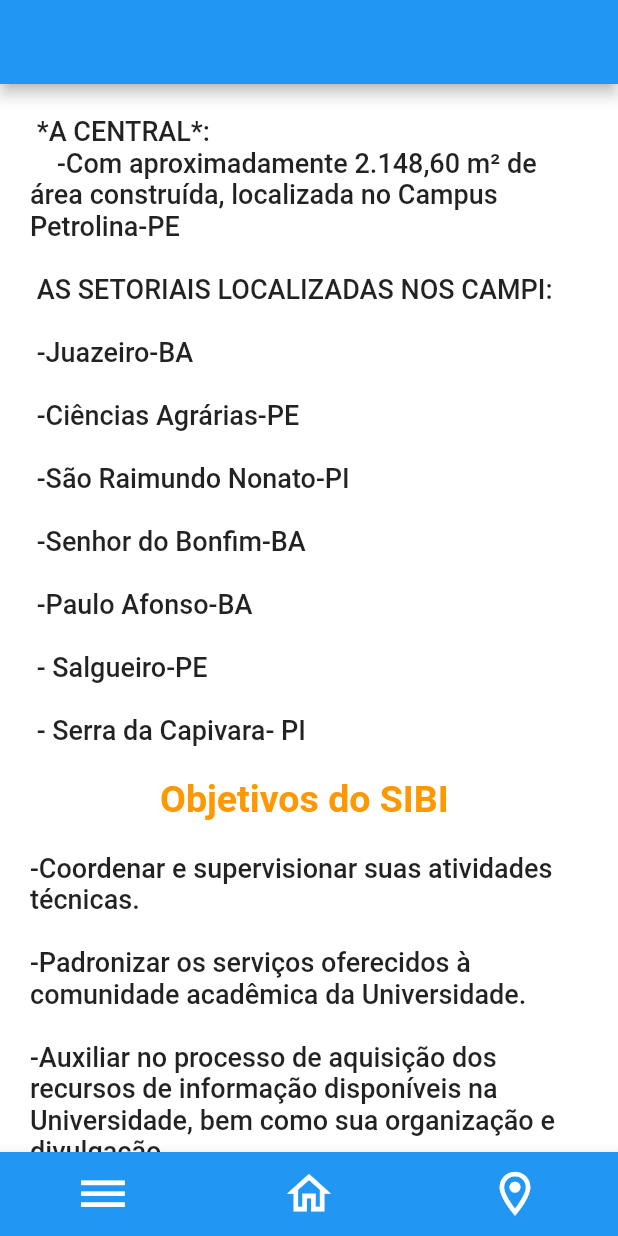
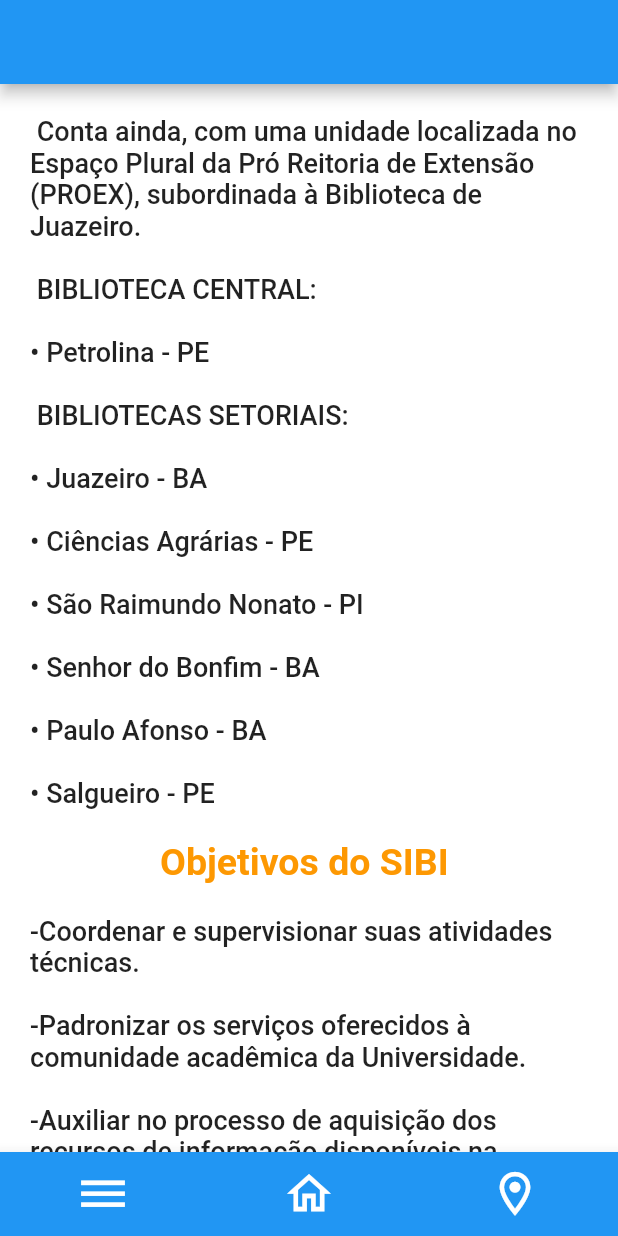
Before and after one commit to aureliodeboa/AplicativoSIBI, a Flutter app: the screen it shows after launch, scrolled down 576 dp, on a phone screen of 412 x 824 dp. Run offline on Flutter 3.47's test engine with Material 2 defaults, Android fonts, the phone set to English and light mode, and no system bars; our stand-ins replace youtube_player_flutter.

Commit message:
ajuste textual

```diff
--- a/lib/telainicial.dart
+++ b/lib/telainicial.dart
@@ -35,14 +35,14 @@ class _telainicialState extends State<telainicial> {
                           textAlign: TextAlign.start,
                           "O SIBI é o responsável pela coordenação e administração das bibliotecas e pelos recursos informacionais que servem "
                           "de suporte às atividades de ensino, pesquisa e extensão, conforme as políticas, planos e programas da Univasf.\n",
-                          style: TextStyle(fontSize: 18, fontWeight: FontWeight.w500),
+                          style: TextStyle(
+                              fontSize: 18, fontWeight: FontWeight.w500),
                         ),
                         Text('Apresentação do SIBI em libras\n ',
                             style: TextStyle(
                                 color: Color.fromARGB(255, 253, 152, 2),
                                 fontSize: 25,
-                      fontWeight: FontWeight.w700
-                    )),
+                                fontWeight: FontWeight.w700)),
                         YoutubePlayer(
                           controller: YoutubePlayerController(
                               initialVideoId: 'rNsT5iGdsfo',
@@ -56,71 +56,67 @@ class _telainicialState extends State<telainicial> {
                         Text(
                             textAlign: TextAlign.start,
                             "    \n O SIBI é composto por 07 (sete) bibliotecas, sendo 1 (uma) central e outras 06 (seis) setoriais.\n"
-                          " \n *A CENTRAL*:\n"
-                          "    -Com aproximadamente 2.148,60 m² de área construída, localizada no Campus Petrolina-PE\n"
-                          "         \n AS SETORIAIS LOCALIZADAS NOS CAMPI:\n"
-                          "        \n -Juazeiro-BA \n"
-                          "        \n -Ciências Agrárias-PE \n"
-                          "        \n -São Raimundo Nonato-PI\n"
-                          "        \n -Senhor do Bonfim-BA \n"
-                          "        \n -Paulo Afonso-BA \n"
-                          "        \n - Salgueiro-PE \n"
-                          "    \n - Serra da Capivara- PI \n",
-                          style: TextStyle(fontSize: 18, fontWeight: FontWeight.w500)
-                        ),
+                            "\n Conta ainda, com uma unidade localizada no Espaço Plural da Pró Reitoria de Extensão (PROEX), subordinada à Biblioteca de Juazeiro.\n"
+                            "\n BIBLIOTECA CENTRAL:\n"
+                            "\n• Petrolina - PE\n "
+                            "\n BIBLIOTECAS SETORIAIS:\n "
+                            "\n• Juazeiro - BA \n"
+                            "\n• Ciências Agrárias - PE\n"
+                            "\n• São Raimundo Nonato - PI\n"
+                            "\n• Senhor do Bonfim - BA\n "
+                            "\n• Paulo Afonso - BA\n "
+                            "\n• Salgueiro - PE\n",
+                            style: TextStyle(
+                                fontSize: 18, fontWeight: FontWeight.w500)),
 
                         Text('Objetivos do SIBI ',
                             style: TextStyle(
                                 color: Color.fromARGB(255, 253, 152, 2),
                                 fontSize: 25,
-                      fontWeight: FontWeight.w700
-                    )),
+                                fontWeight: FontWeight.w700)),
                         Text(
                           "   \n-Coordenar e supervisionar suas atividades técnicas.\n"
                           "\n-Padronizar os serviços oferecidos à comunidade acadêmica da Universidade.\n"
                           "\n-Auxiliar no processo de aquisição dos recursos de informação disponíveis na Universidade, bem como sua organização e divulgação.\n"
                           "\n-Manter intercâmbio com instituições nacionais e internacionais, visando enriquecimento e diversidade do acervo.\n",
-                                                    style: TextStyle(fontSize: 18, fontWeight: FontWeight.w500)
-,
+                          style: TextStyle(
+                              fontSize: 18, fontWeight: FontWeight.w500),
                         ),
                         Text('Serviços',
                             style: TextStyle(
                                 color: Color.fromARGB(255, 253, 152, 2),
                                 fontSize: 25,
-                      fontWeight: FontWeight.w700
-                    )),
+                                fontWeight: FontWeight.w700)),
                         Text(
-                          "\n-Consultas.\n"
-                          "\n-Empréstimo e devolução de material bibliográfico.\n"
-                          "\n-Declaração de Isenção de Débito.\n"
-                          "\n-Treinamento e orientação à pesquisa (Serviços de Referência).\n"
-                          "\n-Sistema Pergamum e bases científicas (Capes, Scielo, Bireme, etc) e uso das normas da ABNT.\n"
-                          "\n-Comutação Bibliográfica (IBICT/COMUT).\n"
-                          "\n-Serviço Cooperativo de Acesso a Documento (SCAD).\n"
-                          "\n-Ficha catalográfica (Catalogação na fonte).\n"
-                          "\n-Visita orientada.\n"
-                          "\n-Incorporação de material ao acervo.\n"
-                          "\n-Aquisição de material bibliográfico.\n"
-                          "\n-Solicitação de ISBN.\n",
-                                                    style: TextStyle(fontSize: 18, fontWeight: FontWeight.w500)
-,
+                          "\n-Consultas;\n"
+                          "\n-Empréstimo e devolução de material bibliográfico;\n"
+                          "\n-Declaração de Isenção de Débito(nada-consta);\n"
+                          "\n-Treinamento e orientação à pesquisa em bases de dados (Serviço de Referência);\n"
+                          "\n-Catálogo Pergamum e bases científicas (Portal de Periódicos Capes);\n"
+                          "\n-Treinamento de uso das normas técnicas (ABNT);\n"
+                          "\n-Comutação Bibliográfica (IBICT/COMUT);\n"
+                          "\n-Ficha catalográfica (Catalogação na fonte);\n"
+                          "\n-Visita guiada às bibliotecas;\n"
+                          "\n-Solicitação de ISBN/ISSN.\n",
+                          style: TextStyle(
+                              fontSize: 18, fontWeight: FontWeight.w500),
                         ),
 
                         Text('Cadastro de Usuários',
                             style: TextStyle(
                                 color: Color.fromARGB(255, 253, 152, 2),
                                 fontSize: 25,
-                      fontWeight: FontWeight.w700
-                    )),
+                                fontWeight: FontWeight.w700)),
                         Text(
-                          "\n Os discentes vinculados à Univasf serão inscritos na biblioteca mediante comprovante de matrícula e documento de identificação com foto\n"
-                          "\n Servidores serão inscritos na biblioteca mediante  documento de identidade funcional ou comprovante devínculo com a Univasf e documento com foto.\n"
-                          "\n Professores visitantes, substitutos, voluntários, associados e bolsistas terão acesso aos serviços da biblioteca mediante apresentação de documento "
-                          "de identificação com foto e comprovante de vínculo com a Instituição, constando a data inicio e término do contrato e documento com foto.\n "
-                          "\n Servidores do Hospital Universitário (EBSERH) terão acesso aos serviços da biblioteca mediante apresentação do último contracheque ou algum "
-                          "comprovante de vinculação com a EBSERH e um documento de identificação com foto. A comunidade externa terá acesso aos materiais através da consulta local.",
-                                                    style: TextStyle(fontSize: 18, fontWeight: FontWeight.w500)
-,
+                          "\n • Os discentes vinculados à Univasf serão inscritos na biblioteca mediante comprovante de matrícula e documento de identificação com foto.\n"
+                          "\n • Servidores serão inscritos na biblioteca mediante documento de identidade funcional ou comprovante de vínculo com a Univasf e documento com foto.\n"
+                          "\n • Professores visitantes, substitutos, voluntários, associados e bolsistas terão acesso aos serviços da biblioteca mediante apresentação de documento de identificação com foto e"
+                          " comprovante de vínculo com a Instituição, constando a data inicio e término do contrato e documento com foto.\n "
+                          "\n • Servidores do Hospital Universitário (EBSERH) terão acesso aos serviços"
+                          " da biblioteca mediante apresentação do último contracheque ou algum comprovante de vinculação com a EBSERH e um documento de identificação com foto.\n"
+                          "\n • A comunidade externa terá acesso aos materiais através da consulta local.\n ",
+                          style: TextStyle(
+                              fontSize: 18, fontWeight: FontWeight.w500),
                         ),
                       ],
                     ),
```
Lines whose indentation alone changed are shown as unchanged.
